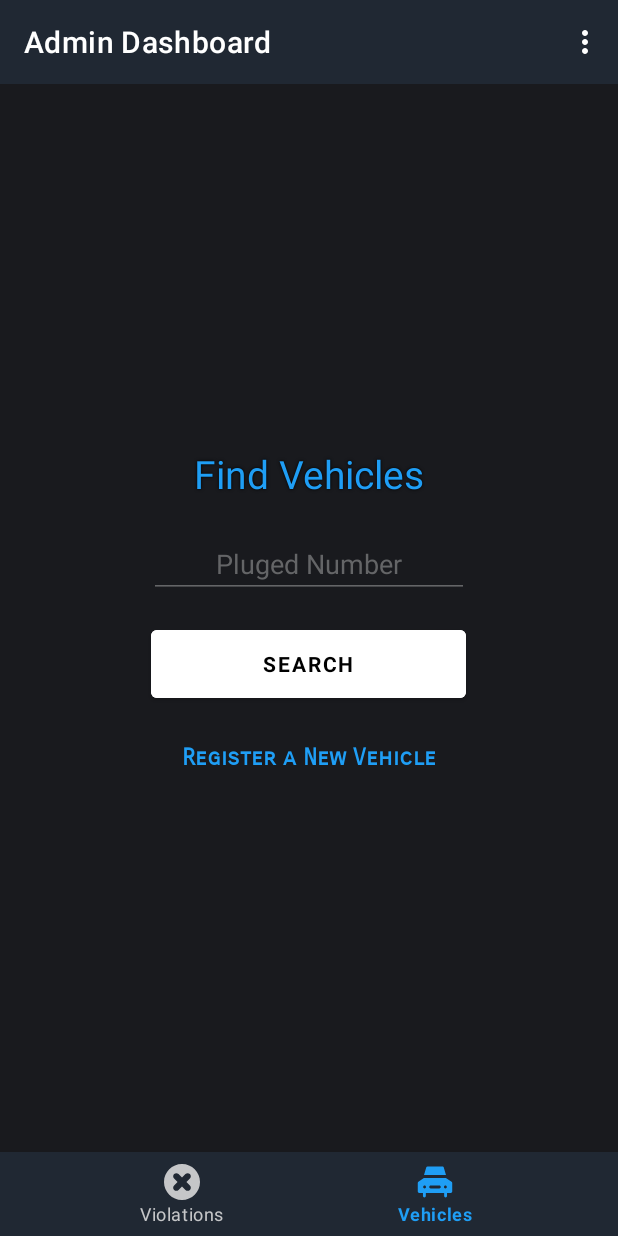
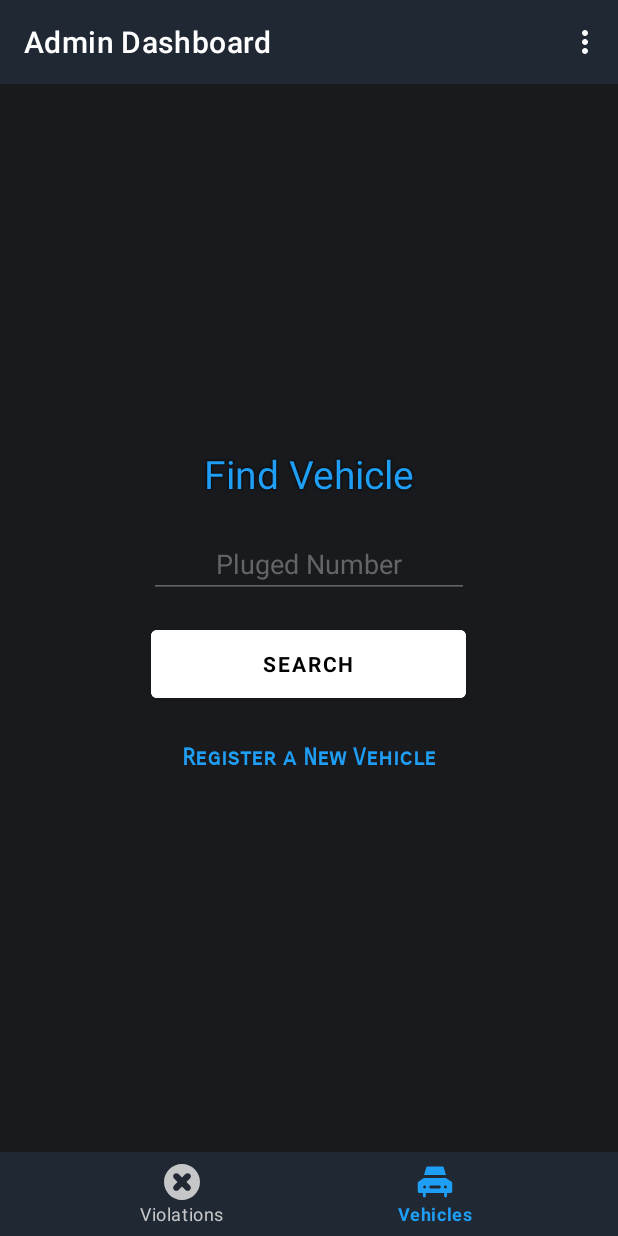
Before and after one commit to Tamashii90/android-hw, an Android app: the VehiclesSearchFragment screen opened through its navigation route, on a phone screen of 412 x 824 dp. Run offline under Robolectric (Android 15) with nearby library versions, the light colour scheme and no system bars; our stand-ins replace navigation-ui; Roboto replaces fonts that are not available here.

Commit message:
fix tiny typo

```diff
--- a/app/src/main/res/layout/fragment_vehicles.xml
+++ b/app/src/main/res/layout/fragment_vehicles.xml
@@ -27,7 +27,7 @@
                 android:layout_marginEnd="30dp"/>
 
         <TextView
-                android:text="Find Vehicles"
+                android:text="Find Vehicle"
                 android:layout_width="wrap_content"
                 android:layout_height="wrap_content"
                 android:textSize="26sp"
```
